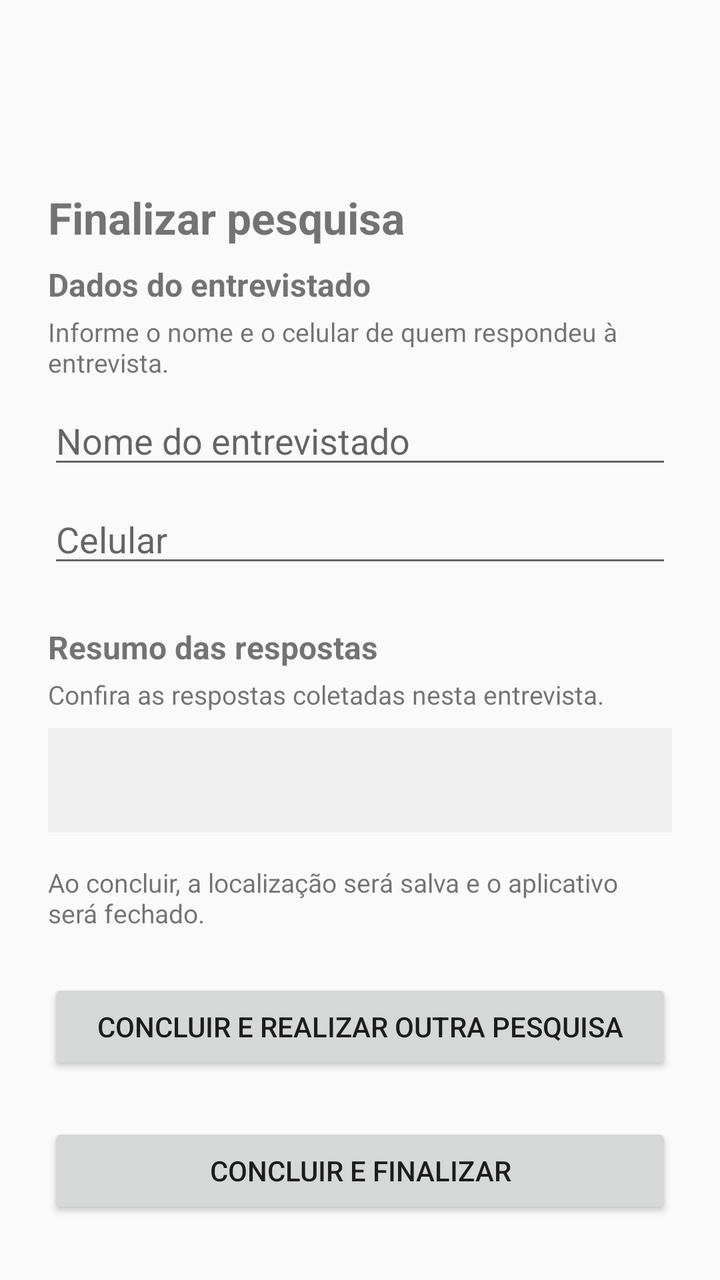
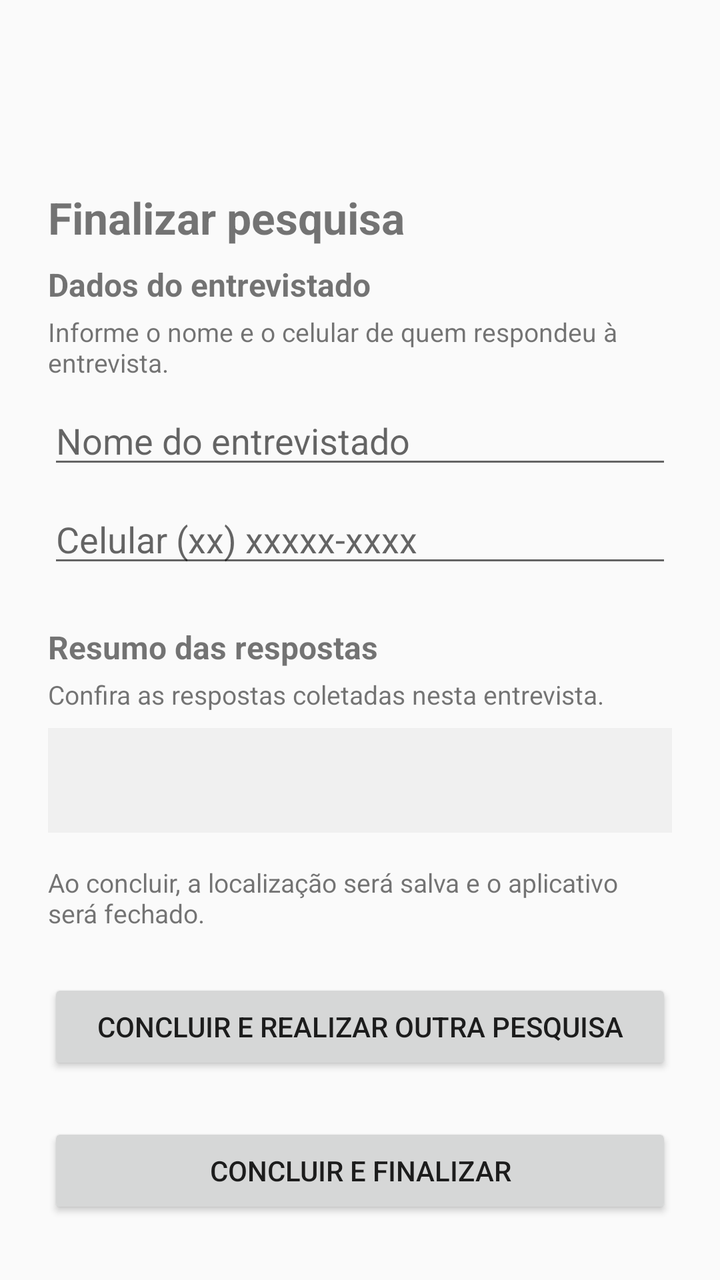

Compare the two renders of this Android layout. The source of the first and the diff that turns it into the second are given below.
<!-- AndroidManifest.xml: application theme android:Theme.Material.Light.DarkActionBar -->
<!-- res/layout/activity_finalizar.xml -->
<?xml version="1.0" encoding="utf-8"?>
<ScrollView xmlns:android="http://schemas.android.com/apk/res/android"
    android:layout_width="match_parent"
    android:layout_height="match_parent">

    <LinearLayout
        android:layout_width="match_parent"
        android:layout_height="wrap_content"
        android:orientation="vertical"
        android:padding="24dp">

        <Space
            android:layout_width="1dp"
            android:layout_height="70dp"/>

        <TextView
            android:layout_width="wrap_content"
            android:layout_height="wrap_content"
            android:text="Finalizar pesquisa"
            android:textSize="22sp"
            android:textStyle="bold"
            android:layout_marginBottom="8dp" />

        <TextView
            android:layout_width="wrap_content"
            android:layout_height="wrap_content"
            android:text="Dados do entrevistado"
            android:textSize="16sp"
            android:textStyle="bold"
            android:layout_marginBottom="4dp" />

        <TextView
            android:layout_width="wrap_content"
            android:layout_height="wrap_content"
            android:text="Informe o nome e o celular de quem respondeu à entrevista."
            android:textSize="13sp"
            android:layout_marginBottom="8dp" />

        <EditText
            android:id="@+id/editNome"
            android:layout_width="match_parent"
            android:layout_height="wrap_content"
            android:hint="Nome do entrevistado"
            android:inputType="textPersonName" />

        <EditText
            android:id="@+id/editCelular"
            android:layout_width="match_parent"
            android:layout_height="wrap_content"
            android:hint="Celular"
            android:inputType="phone"
            android:layout_marginTop="8dp" />

        <TextView
            android:layout_width="wrap_content"
            android:layout_height="wrap_content"
            android:text="Resumo das respostas"
            android:textSize="16sp"
            android:textStyle="bold"
            android:layout_marginTop="24dp"
            android:layout_marginBottom="4dp" />

        <TextView
            android:layout_width="wrap_content"
            android:layout_height="wrap_content"
            android:text="Confira as respostas coletadas nesta entrevista."
            android:textSize="13sp"
            android:layout_marginBottom="8dp" />

        <TextView
            android:id="@+id/textoResumo"
            android:layout_width="match_parent"
            android:layout_height="wrap_content"
            android:textSize="15sp"
            android:lineSpacingExtra="6dp"
            android:background="#F0F0F0"
            android:padding="16dp" />

        <TextView
            android:layout_width="wrap_content"
            android:layout_height="wrap_content"
            android:text="Ao concluir, a localização será salva e o aplicativo será fechado."
            android:textSize="13sp"
            android:layout_marginTop="16dp" />

        <Button
            android:id="@+id/botaoConcluir"
            android:layout_width="match_parent"
            android:layout_height="wrap_content"
            android:text="Concluir e realizar outra pesquisa"
            android:layout_marginTop="24dp" />

        <Button
            android:id="@+id/botaoFinalizar"
            android:layout_width="match_parent"
            android:layout_height="wrap_content"
            android:text="Concluir e finalizar"
            android:layout_marginTop="24dp" />

    </LinearLayout>

</ScrollView>
<!-- resources referenced by this layout -->
<resources>

</resources>

<!-- the commit's change to res/layout/activity_finalizar.xml (unified diff, before → after) -->
@@ -47,7 +47,7 @@
             android:id="@+id/editCelular"
             android:layout_width="match_parent"
             android:layout_height="wrap_content"
-            android:hint="Celular"
+            android:hint="Celular (xx) xxxxx-xxxx"
             android:inputType="phone"
             android:layout_marginTop="8dp" />
 
